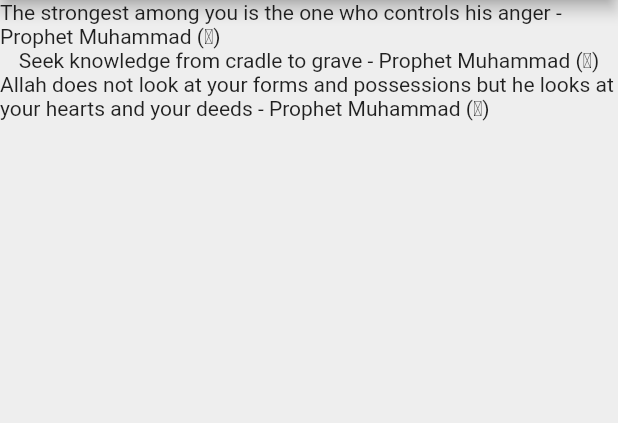
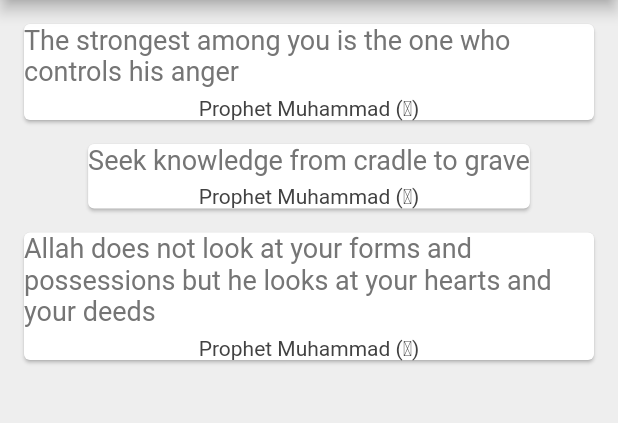
Before and after one commit to ammar629/quotes, a Flutter app: the screen it shows after launch, on a phone screen of 412 x 824 dp, the part 84-507 px from its top. Run offline on Flutter 3.47's test engine with Material 2 defaults, Android fonts, the phone set to English and light mode, and no system bars.

Commit message:
Implemented quoteTemplate utility function
* quoteTemplate will return a Card widget which displays the quote and author name

```diff
--- a/lib/main.dart
+++ b/lib/main.dart
@@ -22,6 +22,36 @@ class _QuoteListState extends State<QuoteList> {
     Quote(text: 'Allah does not look at your forms and possessions but he looks at your hearts and your deeds', author:  'Prophet Muhammad (ﷺ)'),
   ];
 
+  Widget quoteTemplate(Quote quote){
+    return Card(
+      margin: EdgeInsets.fromLTRB(16, 16, 16, 0),
+      child: Column(
+        children: [
+        Text(
+          quote.text,
+          style: TextStyle(
+            fontSize: 18.0,
+            color: Colors.grey[600],
+        ),
+        ),
+
+        SizedBox(
+          height: 6,
+        ),
+
+        Text(
+          quote.author,
+          style: TextStyle(
+            fontSize: 14,
+            color: Colors.grey[800],
+          ),
+        )
+
+
+
+      ]),
+    );
+  }
 
   @override
   Widget build(BuildContext context) {
@@ -32,7 +62,7 @@ class _QuoteListState extends State<QuoteList> {
         backgroundColor: Colors.redAccent,
       ),
       body: Column(
-        children: quotes.map((quote) => Text('${quote.text} - ${quote.author}')).toList(),
+        children: quotes.map((quote) => quoteTemplate(quote)).toList(),
         ),
       backgroundColor: Colors.grey[200],
     );
```
